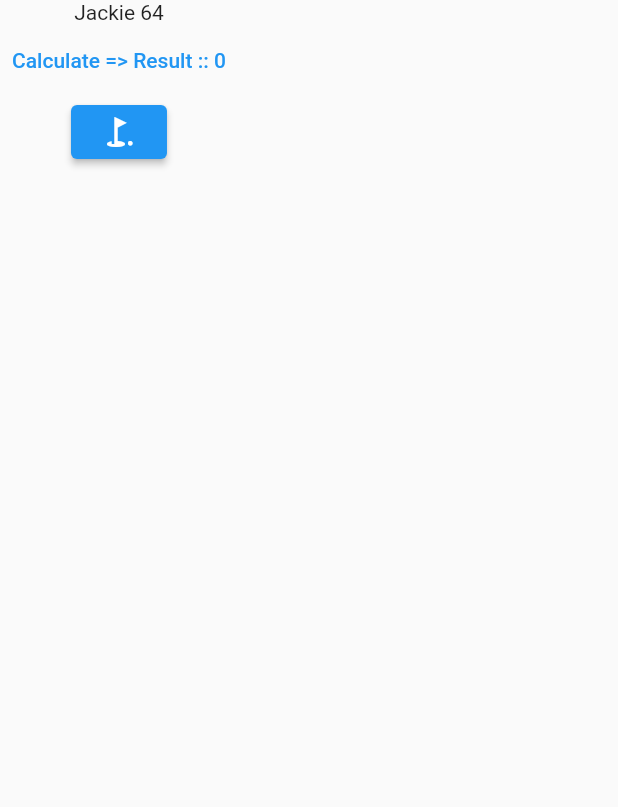
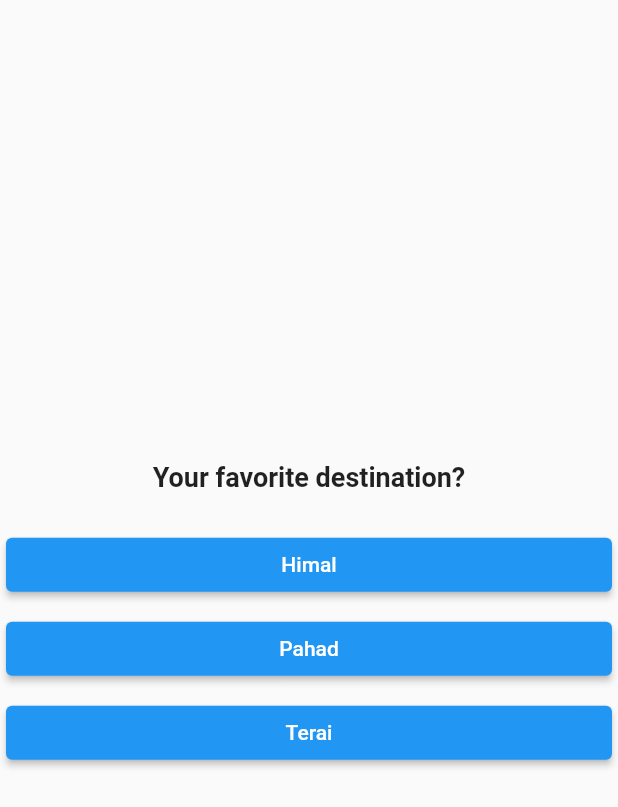
Before and after one commit to VivekJung/academind_tuts, a Flutter app: the screen it shows after launch, on a phone screen of 412 x 824 dp. Shown: the top 807 px of the screen. Run offline on Flutter 3.47's test engine with Material 2 defaults, Android fonts, the phone set to English and light mode, and no system bars.

Commit message:
creating questions and answers

```diff
--- a/lib/screens/dash_board_screen.dart
+++ b/lib/screens/dash_board_screen.dart
@@ -1,5 +1,4 @@
 import 'dart:developer';
-
 import 'package:flutter/material.dart';
 
 class DashBoardScreen extends StatefulWidget {
@@ -11,46 +10,117 @@ class DashBoardScreen extends StatefulWidget {
 
 class _DashBoardScreenState extends State<DashBoardScreen> {
   int calc = 0;
+  var questionIndex = 0;
+
+  getAnswer() {
+    if (questionIndex < 3) {
+      setState(() {
+        questionIndex += 1;
+      });
+    } else {
+      log("End of questions");
+    }
+  }
+
   @override
   Widget build(BuildContext context) {
+    const questions = [
+      {
+        "question": "Your favorite destination?",
+        "answers": ["Himal", "Pahad", "Terai"],
+      },
+      {
+        "question": "Your favorite food?",
+        "answers": ["salad", "paratha", "momo"],
+      },
+      {
+        "question": "Your favorite tree?",
+        "answers": ["Peepal", "Banyan", "Coconut"],
+      },
+    ];
     return Scaffold(
-      body: Column(children: [
-        Text(Person(name: "Jackie", age: 64).getDetails()),
-        TextButton(
-          onPressed: () {
-            setState(() {
-              calc = calculation(a: 20, b: 20, t: "+");
-            });
-          },
-          child: Text('Calculate => Result :: $calc'),
-        ),
-        ElevatedButton(
-            onPressed: getQuestions, child: const Icon(Icons.golf_course)),
-      ]),
+      body: SizedBox(
+        width: double.infinity,
+        child: Column(
+            mainAxisAlignment: MainAxisAlignment.center,
+            crossAxisAlignment: CrossAxisAlignment.center,
+            children: [
+              // Text(Person(name: "Jackie", age: 64).getDetails()),
+              // ElevatedButton(
+              //   onPressed: () {
+              //     setState(() {
+              //       calc = calculation(a: 20, b: 20, t: "+");
+              //     });
+              //   },
+              //   child: Text('Calculate => Result :: $calc'),
+              // ),
+              // const SizedBox(height: 20),
+              Question(
+                  questions: questionIndex < questions.length
+                      ? questions[questionIndex]['question'].toString()
+                      : "End of questions"),
+
+              const SizedBox(height: 20),
+              questionIndex < questions.length
+                  ? Column(
+                      children: [
+                        ...(questions[questionIndex]['answers'] as List<String>)
+                            .map((answer) {
+                          return Answer(getAnswer, answer);
+                        }).toList(),
+                      ],
+                    )
+                  : const Text("Result :..."),
+            ]),
+      ),
     );
-  }
-
-  getQuestions() {
-    String q1 = "What's the question?";
-    log(q1);
-    return q1;
   }
 }
 
-class Person {
-  String? name;
-  int? age;
+// class Person {
+//   String? name;
+//   int? age;
 
-  // Person({required this.name, required this.age});
-  Person({this.name, this.age});
+//   // Person({required this.name, required this.age});
+//   Person({this.name, this.age});
 
-  String getDetails() {
-    return "$name $age";
+//   String getDetails() {
+//     return "$name $age";
+//   }
+// }
+
+// int calculation({required int a, required int b, required String t}) {
+//   int calc = 0;
+//   t == "+" ? calc = a + b : calc = a - b;
+//   return calc;
+// }
+
+class Question extends StatelessWidget {
+  final String questions;
+
+  const Question({super.key, required this.questions});
+  @override
+  Widget build(BuildContext context) {
+    return Text(questions,
+        style: const TextStyle(
+          fontSize: 18,
+          fontWeight: FontWeight.bold,
+        ));
   }
 }
 
-int calculation({required int a, required int b, required String t}) {
-  int calc = 0;
-  t == "+" ? calc = a + b : calc = a - b;
-  return calc;
+class Answer extends StatelessWidget {
+  final VoidCallback selectAnswer;
+  final String answer;
+
+  const Answer(this.selectAnswer, this.answer, {Key? key}) : super(key: key);
+  @override
+  Widget build(BuildContext context) {
+    return Padding(
+      padding: const EdgeInsets.all(4.0),
+      child: SizedBox(
+          width: double.infinity,
+          child: ElevatedButton(onPressed: selectAnswer, child: Text(answer))),
+    );
+  }
 }
```
